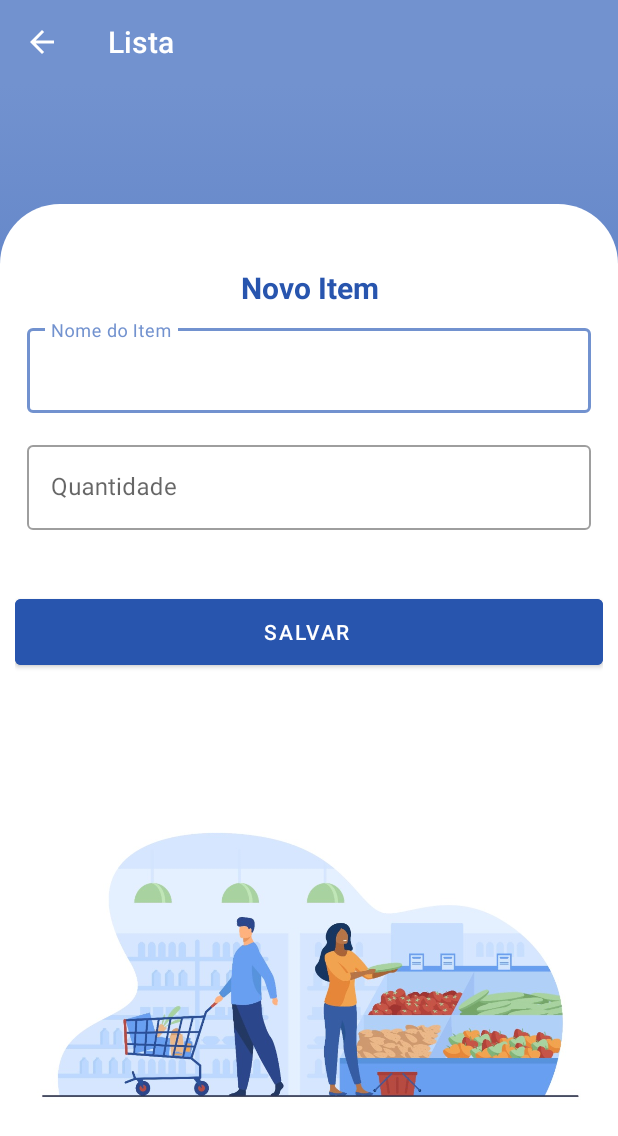
After one commit to lffernandes/FIAP-mba3scjo-2021-GrupoA-SegundaEtapa, an Android app: the NewItemActivity screen opened directly, with no data from a screen before it, on a phone screen of 412 x 824 dp. The commit adds this screen. Shown: the top 1136 px of the screen. Run offline under Robolectric (Android 15) with nearby library versions, the light colour scheme and no system bars; our stand-ins replace data binding.

Commit message:
updates front end

```diff
--- /dev/null
+++ b/app/src/main/res/layout/activity_new_item.xml
@@ -0,0 +1,86 @@
+<?xml version="1.0" encoding="utf-8"?>
+<layout xmlns:tools="http://schemas.android.com/tools"
+    xmlns:android="http://schemas.android.com/apk/res/android"
+    xmlns:app="http://schemas.android.com/apk/res-auto">
+
+    <ScrollView
+        android:layout_width="match_parent"
+        android:layout_height="match_parent"
+        android:background="@drawable/gradient_background"
+        android:fillViewport="true"
+        tools:context=".NewItemActivity">
+
+
+        <LinearLayout
+            android:layout_width="match_parent"
+            android:layout_height="match_parent"
+            android:layout_marginTop="80dp"
+            android:background="@drawable/shape_bg_login"
+            android:gravity="center"
+            android:orientation="vertical"
+            android:padding="10dp">
+
+            <TextView
+                android:id="@+id/labelItem"
+                android:layout_width="match_parent"
+                android:layout_height="wrap_content"
+                android:text="@string/novo_item_label"
+                android:textSize="20dp"
+                android:textStyle="bold"
+                android:textColor="@color/colorAccent"
+                android:gravity="center"
+                android:layout_gravity="top"/>
+
+            <com.google.android.material.textfield.TextInputLayout
+                style="@style/Widget.MaterialComponents.TextInputLayout.OutlinedBox"
+                android:layout_width="match_parent"
+                android:layout_height="wrap_content"
+                android:layout_margin="8dp">
+
+                <com.google.android.material.textfield.TextInputEditText
+                    android:id="@+id/etItemName"
+                    android:layout_width="match_parent"
+                    android:layout_height="wrap_content"
+                    android:hint="@string/nome_do_item_label" />
+
+            </com.google.android.material.textfield.TextInputLayout>
+
+            <com.google.android.material.textfield.TextInputLayout
+                style="@style/Widget.MaterialComponents.TextInputLayout.OutlinedBox"
+                android:layout_width="match_parent"
+                android:layout_height="wrap_content"
+                android:layout_margin="8dp">
+
+                <com.google.android.material.textfield.TextInputEditText
+                    android:id="@+id/etQtd"
+                    android:layout_width="match_parent"
+                    android:layout_height="wrap_content"
+                    android:hint="@string/quantidade_label"
+                    android:inputType="number"/>
+
+            </com.google.android.material.textfield.TextInputLayout>
+
+
+            <com.google.android.material.button.MaterialButton
+                android:id="@+id/btnSalvarItem"
+                style="@style/Widget.MaterialComponents.Button.Icon"
+                android:layout_width="match_parent"
+                android:layout_height="wrap_content"
+                android:layout_marginVertical="32dp"
+                android:layout_marginTop="32dp"
+                android:backgroundTint="@color/colorAccent"
+                android:minHeight="56dp"
+                android:text="@string/salvar"
+                app:layout_constraintEnd_toEndOf="parent"
+                app:layout_constraintStart_toStartOf="parent"
+                app:layout_constraintTop_toBottomOf="@+id/button" />
+
+            <ImageView
+                android:layout_width="match_parent"
+                android:layout_height="300dp"
+                android:layout_gravity="bottom"
+                android:src="@drawable/img_listou" />
+        </LinearLayout>
+
+    </ScrollView>
+</layout>
--- a/app/src/main/res/values/strings.xml
+++ b/app/src/main/res/values/strings.xml
@@ -26,6 +26,8 @@
     <string name="nome_label">Nome</string>
     <string name="quantidade_label">Quantidade</string>
     <string name="detalhes_label">Detalhes</string>
+    <string name="novo_item_label">Novo Item</string>
+    <string name="nome_do_item_label">Nome do Item</string>
 
     <string-array name="periodo_array">
         <item>Semanal</item>
```
Also changed, not shown: app/src/main/AndroidManifest.xml (+7 -0 lines), app/src/main/java/br/com/fiap/mba3scjo2021_grupoa_listou/ListaActivity.kt (+8 -0 lines), app/src/main/java/br/com/fiap/mba3scjo2021_grupoa_listou/NewEditListaActivity.kt (+59 -7 lines), app/src/main/java/br/com/fiap/mba3scjo2021_grupoa_listou/NewItemActivity.kt (added, +50 -0 lines), app/src/main/res/layout/activity_lista.xml (+15 -32 lines), app/src/main/res/layout/activity_new_edit_lista.xml (+5 -2 lines).
